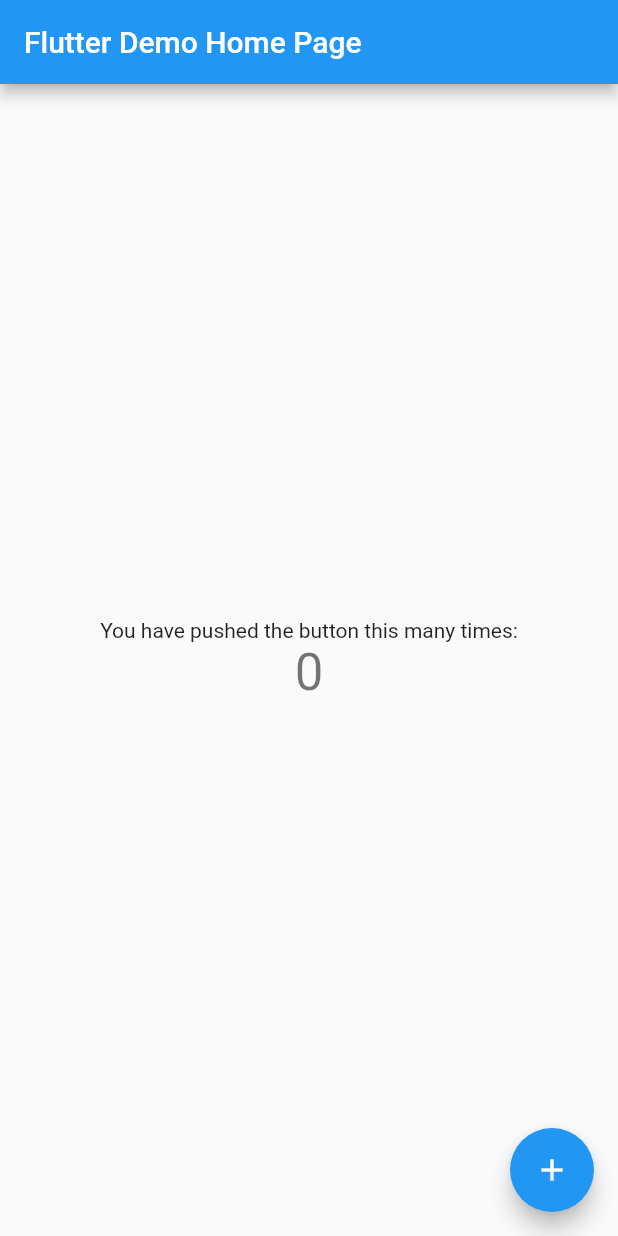
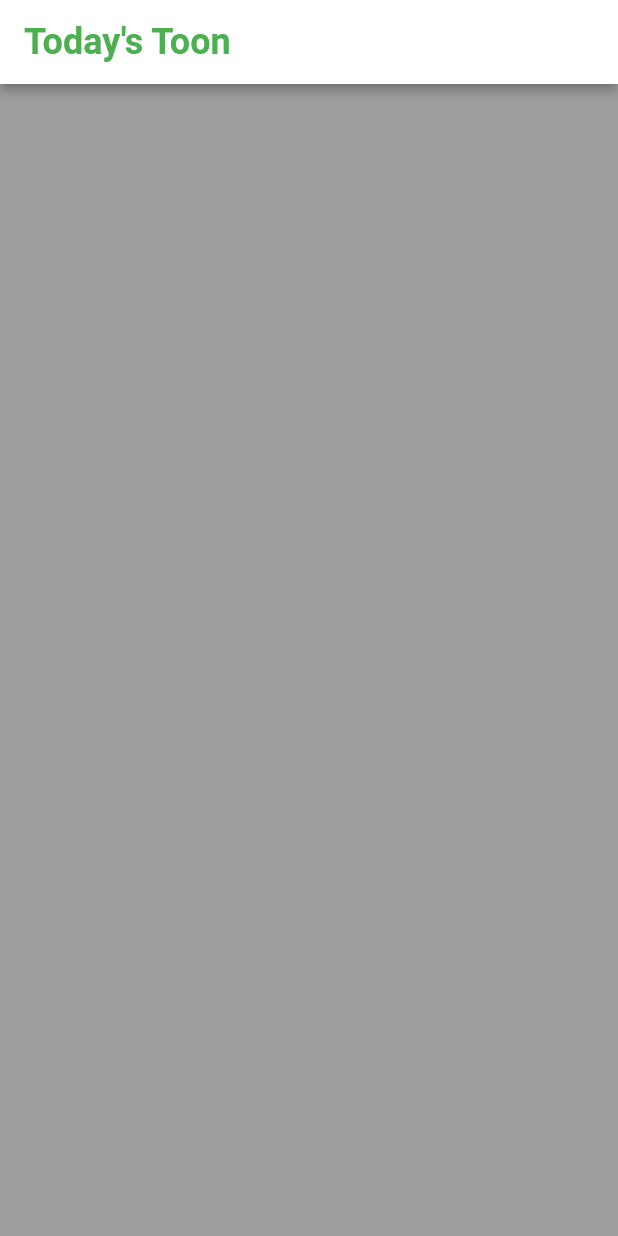
Before and after one commit to StudioZERONE/study_flutter_03_webtoon, a Flutter app: the screen it shows after launch, on a phone screen of 412 x 824 dp. Run offline on Flutter 3.47's test engine with Material 2 defaults, Android fonts, the phone set to English and light mode, and no system bars.

Commit message:
웹툰 개발 시작

```diff
--- a/lib/main.dart
+++ b/lib/main.dart
@@ -1,115 +1,21 @@
 import 'package:flutter/material.dart';
+import 'package:study_flutter_03_webtoon/screens/home_screen.dart';
 
 void main() {
-  runApp(const MyApp());
+  runApp(const App());
 }
 
-class MyApp extends StatelessWidget {
-  const MyApp({super.key});
+class App extends StatelessWidget {
+  const App({super.key});
 
-  // This widget is the root of your application.
   @override
   Widget build(BuildContext context) {
     return MaterialApp(
-      title: 'Flutter Demo',
+      title: 'Webtoon App',
       theme: ThemeData(
-        // This is the theme of your application.
-        //
-        // Try running your application with "flutter run". You'll see the
-        // application has a blue toolbar. Then, without quitting the app, try
-        // changing the primarySwatch below to Colors.green and then invoke
-        // "hot reload" (press "r" in the console where you ran "flutter run",
-        // or simply save your changes to "hot reload" in a Flutter IDE).
-        // Notice that the counter didn't reset back to zero; the application
-        // is not restarted.
         primarySwatch: Colors.blue,
       ),
-      home: const MyHomePage(title: 'Flutter Demo Home Page'),
+      home: const HomeScreen(),
     );
   }
 }
-
-class MyHomePage extends StatefulWidget {
-  const MyHomePage({super.key, required this.title});
-
-  // This widget is the home page of your application. It is stateful, meaning
-  // that it has a State object (defined below) that contains fields that affect
-  // how it looks.
-
-  // This class is the configuration for the state. It holds the values (in this
-  // case the title) provided by the parent (in this case the App widget) and
-  // used by the build method of the State. Fields in a Widget subclass are
-  // always marked "final".
-
-  final String title;
-
-  @override
-  State<MyHomePage> createState() => _MyHomePageState();
-}
-
-class _MyHomePageState extends State<MyHomePage> {
-  int _counter = 0;
-
-  void _incrementCounter() {
-    setState(() {
-      // This call to setState tells the Flutter framework that something has
-      // changed in this State, which causes it to rerun the build method below
-      // so that the display can reflect the updated values. If we changed
-      // _counter without calling setState(), then the build method would not be
-      // called again, and so nothing would appear to happen.
-      _counter++;
-    });
-  }
-
-  @override
-  Widget build(BuildContext context) {
-    // This method is rerun every time setState is called, for instance as done
-    // by the _incrementCounter method above.
-    //
-    // The Flutter framework has been optimized to make rerunning build methods
-    // fast, so that you can just rebuild anything that needs updating rather
-    // than having to individually change instances of widgets.
-    return Scaffold(
-      appBar: AppBar(
-        // Here we take the value from the MyHomePage object that was created by
-        // the App.build method, and use it to set our appbar title.
-        title: Text(widget.title),
-      ),
-      body: Center(
-        // Center is a layout widget. It takes a single child and positions it
-        // in the middle of the parent.
-        child: Column(
-          // Column is also a layout widget. It takes a list of children and
-          // arranges them vertically. By default, it sizes itself to fit its
-          // children horizontally, and tries to be as tall as its parent.
-          //
-          // Invoke "debug painting" (press "p" in the console, choose the
-          // "Toggle Debug Paint" action from the Flutter Inspector in Android
-          // Studio, or the "Toggle Debug Paint" command in Visual Studio Code)
-          // to see the wireframe for each widget.
-          //
-          // Column has various properties to control how it sizes itself and
-          // how it positions its children. Here we use mainAxisAlignment to
-          // center the children vertically; the main axis here is the vertical
-          // axis because Columns are vertical (the cross axis would be
-          // horizontal).
-          mainAxisAlignment: MainAxisAlignment.center,
-          children: <Widget>[
-            const Text(
-              'You have pushed the button this many times:',
-            ),
-            Text(
-              '$_counter',
-              style: Theme.of(context).textTheme.headline4,
-            ),
-          ],
-        ),
-      ),
-      floatingActionButton: FloatingActionButton(
-        onPressed: _incrementCounter,
-        tooltip: 'Increment',
-        child: const Icon(Icons.add),
-      ), // This trailing comma makes auto-formatting nicer for build methods.
-    );
-  }
-}
--- /dev/null
+++ b/lib/screens/home_screen.dart
@@ -0,0 +1,21 @@
+import 'package:flutter/material.dart';
+
+class HomeScreen extends StatelessWidget {
+  const HomeScreen({super.key});
+
+  @override
+  Widget build(BuildContext context) {
+    return Scaffold(
+      backgroundColor: Colors.grey,
+      appBar: AppBar(
+        title: const Text(
+          "Today's Toon",
+          style: TextStyle(fontSize: 24, fontWeight: FontWeight.w600),
+        ),
+        backgroundColor: Colors.white,
+        foregroundColor: Colors.green,
+        elevation: 3,
+      ),
+    );
+  }
+}
```
Also changed, not shown: pubspec.lock, 1 other file.
